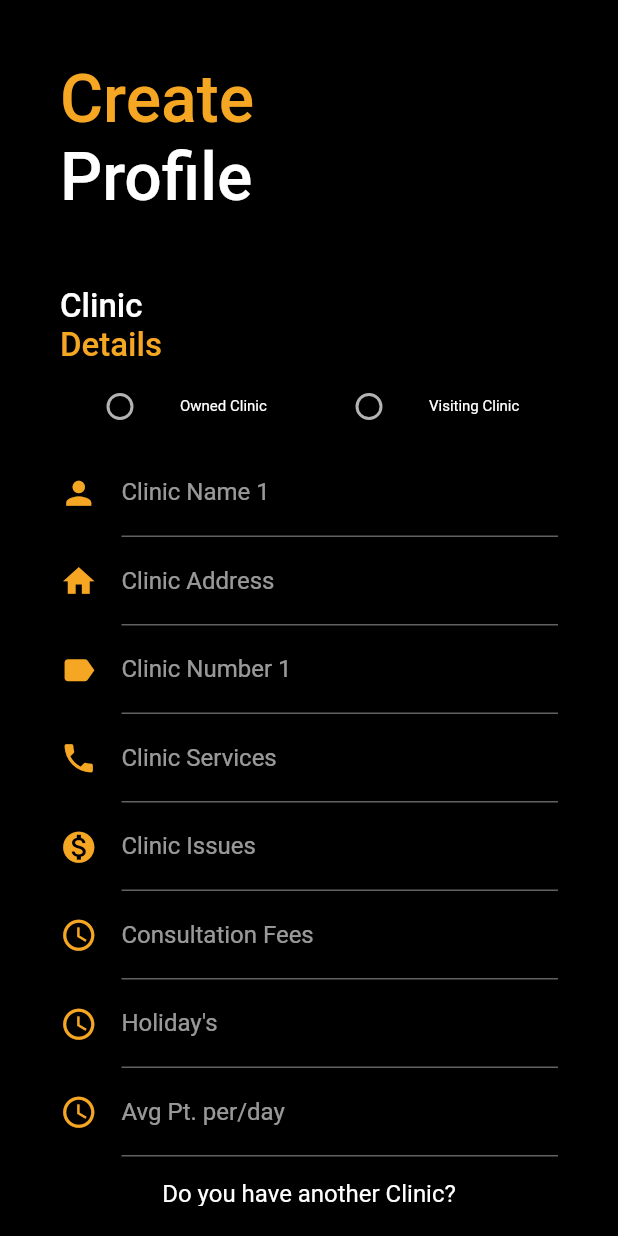
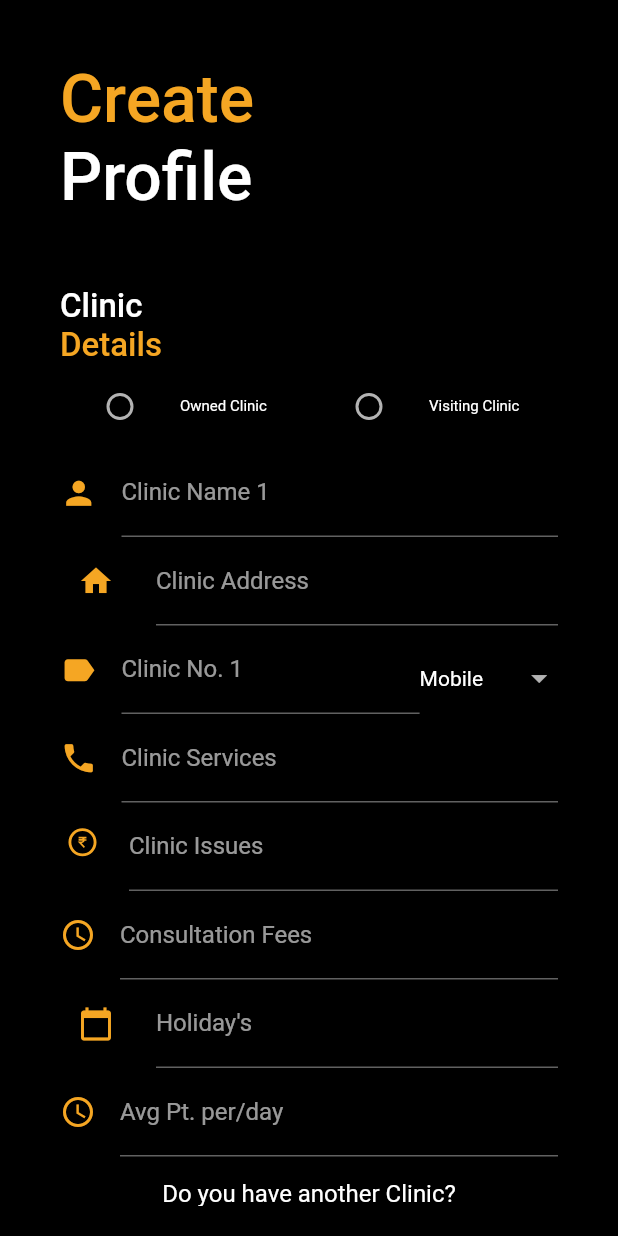
Before and after one commit to as959/Clinic, a Flutter app: the screen it shows after launch, on a phone screen of 412 x 824 dp. Run offline on Flutter 3.47's test engine with Material 2 defaults, Android fonts, the phone set to English and light mode, and no system bars; our stand-ins replace flutter_svg.

Commit message:
phone number field updated

```diff
--- a/lib/address.dart
+++ b/lib/address.dart
@@ -1,4 +1,5 @@
 import 'package:flutter/material.dart';
+import 'package:upcloud_clinic/holidays.dart';
 
 class ClinicAddress extends StatefulWidget {
   @override
@@ -111,11 +112,7 @@ class _ClinicAddressState extends State<ClinicAddress> {
                         borderRadius: BorderRadius.all(Radius.circular(10.0))),
                     alignment: Alignment.center,
                     child: FlatButton(
-                        onPressed: () => Navigator.push(
-                              context,
-                              MaterialPageRoute(
-                                  builder: (context) => ClinicAddress()),
-                            ),
+                        onPressed: null,
                         child: Text(
                           "Continue",
                           style: TextStyle(
--- a/lib/main.dart
+++ b/lib/main.dart
@@ -1,6 +1,7 @@
 import 'package:flutter/material.dart';
 import 'package:upcloud_clinic/address.dart';
 import 'package:upcloud_clinic/holidays.dart';
+import 'package:flutter_svg/flutter_svg.dart';
 
 void main() {
   runApp(MyApp());
@@ -30,6 +31,7 @@ class _ClinicFormState extends State<ClinicForm> {
   @override
   Widget build(BuildContext context) {
     return Scaffold(
+        backgroundColor: Colors.black,
         body: Container(
             color: Colors.black,
             padding: EdgeInsets.all(20),
@@ -69,7 +71,33 @@ class _ClinicFormState extends State<ClinicForm> {
                           fontSize: 22,
                           fontWeight: FontWeight.w500),
                     ),
+                    //////
+                    ///
+                    ///
+                    RadioAddClinic(),
                     MyForm(),
+                    // startForm == 1 ? MyForm() : Container(),
+                    // for (var item in numForms) item,
+
+                    ////
+                    ///
+                    ///
+                    Container(
+                      decoration: BoxDecoration(
+                          color: Color(0xffF5A623),
+                          borderRadius:
+                              BorderRadius.all(Radius.circular(10.0))),
+                      alignment: Alignment.center,
+                      child: FlatButton(
+                          onPressed: null,
+                          child: Text(
+                            "Continue",
+                            style: TextStyle(
+                                color: Colors.white,
+                                fontSize: 19.0,
+                                fontWeight: FontWeight.w500),
+                          )),
+                    )
                   ]),
             )));
   }
@@ -82,52 +110,30 @@ class MyForm extends StatefulWidget {
 
 enum ClinicType { owned, visiting, none }
 enum AddClinic { yes, no }
+int startForm = 0;
+List<Widget> numForms = new List();
 
 class _MyFormState extends State<MyForm> {
-  ClinicType _character = ClinicType.none;
+  TextEditingController name = TextEditingController();
+  TextEditingController number1 = TextEditingController();
+  TextEditingController number2 = TextEditingController();
+  var stateCode = {
+    'Mobile': '+91',
+    'Delhi': '011',
+    'Mumbai': '022',
+    'Chennai': '044',
+    'Hyderabad': '040'
+  };
   AddClinic _nclinic = AddClinic.no;
+  String dropdownstate = 'Mobile';
+  final _formKey = GlobalKey<FormState>();
   @override
   Widget build(BuildContext context) {
     return Form(
+        key: _formKey,
         child: Column(children: <Widget>[
-      Row(
-        crossAxisAlignment: CrossAxisAlignment.start,
-        children: <Widget>[
-          Expanded(
-            child: ListTile(
-              title:
-                  const Text('Owned Clinic', style: TextStyle(fontSize: 10.0)),
-              leading: Radio(
-                value: ClinicType.owned,
-                groupValue: _character,
-                activeColor: Color(0xffF5A623),
-                onChanged: (ClinicType value) {
-                  setState(() {
-                    _character = value;
-                  });
-                },
-              ),
-            ),
-          ),
-          Expanded(
-            child: ListTile(
-              title: const Text('Visiting Clinic',
-                  style: TextStyle(fontSize: 10.0)),
-              leading: Radio(
-                value: ClinicType.visiting,
-                groupValue: _character,
-                activeColor: Color(0xffF5A623),
-                onChanged: (ClinicType value) {
-                  setState(() {
-                    _character = value;
-                  });
-                },
-              ),
-            ),
-          ),
-        ],
-      ),
           TextFormField(
+            controller: name,
             decoration: const InputDecoration(
               labelText: 'Clinic Name 1',
               icon: Icon(
@@ -136,10 +142,8 @@ class _MyFormState extends State<MyForm> {
                 color: Color(0xffF5A623),
               ),
             ),
-
-        // The validator receives the text that the user has entered.
             validator: (value) {
-          if (!(value.length > 2)) {
+              if (value.length < 2) {
                 return 'Must contain more than 2 characters';
               } else if (value.contains("@")) {
                 return 'Do not use @ ';
@@ -149,27 +153,81 @@ class _MyFormState extends State<MyForm> {
             },
           ),
           TextFormField(
-        decoration: const InputDecoration(
+            decoration: InputDecoration(
                 labelText: 'Clinic Address ',
+                icon: IconButton(
                   icon: Icon(
                     Icons.home,
-            size: 25.0,
                     color: Color(0xffF5A623),
                   ),
+                  onPressed: () => Navigator.push(
+                    context,
+                    MaterialPageRoute(builder: (context) => ClinicAddress()),
                   ),
+                )),
           ),
-      TextFormField(
+          Row(
+            crossAxisAlignment: CrossAxisAlignment.end,
+            children: <Widget>[
+              Expanded(
+                child: TextFormField(
+                  controller: number1,
                   keyboardType: TextInputType.phone,
-        decoration: const InputDecoration(
-          labelText: 'Clinic Number 1 ',
+                  decoration: InputDecoration(
+                    prefix: Text(stateCode[dropdownstate]),
+                    labelText: 'Clinic No. 1 ',
                     icon: Icon(
                       Icons.label,
                       size: 25.0,
                       color: Color(0xffF5A623),
                     ),
                   ),
+                  validator: (value) {
+                    if (stateCode[dropdownstate] == "Mobile") {
+                      if (value.length != 10)
+                        return 'Please Enter 10 digit number';
+                      else
+                        return null;
+                    } else {
+                      if (value.length != 8)
+                        return 'Please enter 8 digit number';
+
+                      return null;
+                    }
+                  },
+                ),
+              ),
+              DropdownButton<String>(
+                value: dropdownstate,
+                icon: Icon(Icons.arrow_drop_down),
+                iconSize: 25.0,
+                style: TextStyle(color: Colors.white),
+                underline: Container(
+                  height: 0,
+                  color: Colors.grey[600],
+                ),
+                onChanged: (String newValue) {
+                  setState(() {
+                    dropdownstate = newValue;
+                  });
+                },
+                items: <String>[
+                  'Mobile',
+                  'Delhi',
+                  'Mumbai',
+                  'Chennai',
+                  'Hyderabad'
+                ].map<DropdownMenuItem<String>>((String value) {
+                  return DropdownMenuItem<String>(
+                    value: value,
+                    child: Text(value),
+                  );
+                }).toList(),
+              ),
+            ],
           ),
           TextFormField(
+            controller: number2,
             keyboardType: TextInputType.phone,
             decoration: const InputDecoration(
               labelText: 'Clinic Services ',
@@ -179,46 +237,53 @@ class _MyFormState extends State<MyForm> {
                 color: Color(0xffF5A623),
               ),
             ),
+            validator: (value) {
+              if (value.length != 10)
+                return 'Please Enter 10 digit number';
+              else
+                return null;
+            },
           ),
           TextFormField(
             keyboardType: TextInputType.number,
-        decoration: const InputDecoration(
+            decoration: InputDecoration(
                 labelText: 'Clinic Issues ',
+                icon: SvgPicture.asset(
+                  "assets/noun_Rupee_1060217.svg",
+                  height: 30.0,
+                  width: 30.0,
+                )),
+          ),
+          TextFormField(
+            keyboardType: TextInputType.number,
+            decoration: InputDecoration(
+              labelText: 'Consultation Fees ',
               icon: Icon(
-            Icons.monetization_on,
-            size: 25.0,
+                Icons.access_time,
                 color: Color(0xffF5A623),
               ),
             ),
           ),
           TextFormField(
-        keyboardType: TextInputType.number,
-        decoration: const InputDecoration(
-          labelText: 'Consultation Fees ',
+            decoration: InputDecoration(
+                labelText: "Holiday's",
+                icon: IconButton(
                   icon: Icon(
-            Icons.access_time,
-            size: 25.0,
+                    Icons.calendar_today,
                     color: Color(0xffF5A623),
                   ),
+                  onPressed: () => Navigator.push(
+                    context,
+                    MaterialPageRoute(builder: (context) => ClinicHolidays()),
                   ),
-      ),
-      TextFormField(
-        decoration: const InputDecoration(
-          labelText: "Holiday's",
-          icon: Icon(
-            Icons.access_time,
-            size: 25.0,
-            color: Color(0xffF5A623),
-          ),
-        ),
+                )),
           ),
           TextFormField(
             keyboardType: TextInputType.number,
-        decoration: const InputDecoration(
+            decoration: InputDecoration(
               labelText: "Avg Pt. per/day",
               icon: Icon(
                 Icons.access_time,
-            size: 25.0,
                 color: Color(0xffF5A623),
               ),
             ),
@@ -240,6 +305,7 @@ class _MyFormState extends State<MyForm> {
                   activeColor: Color(0xffF5A623),
                   onChanged: (AddClinic value) {
                     setState(() {
+                      numForms.add(MyForm());
                       _nclinic = value;
                     });
                   },
@@ -255,29 +321,63 @@ class _MyFormState extends State<MyForm> {
                     setState(() {
                       _nclinic = value;
                     });
+                    if (_formKey.currentState.validate()) {}
                   },
                 ),
               ),
-          Container(
-            decoration: BoxDecoration(
-                color: Color(0xffF5A623),
-                borderRadius: BorderRadius.all(Radius.circular(10.0))),
-            alignment: Alignment.center,
-            child: FlatButton(
-                onPressed: () => Navigator.push(
-                      context,
-                      MaterialPageRoute(builder: (context) => ClinicHolidays()),
-                    ),
-                child: Text(
-                  "Continue",
-                  style: TextStyle(
-                      color: Colors.white,
-                      fontSize: 19.0,
-                      fontWeight: FontWeight.w500),
-                )),
-          )
             ],
           ),
         ]));
   }
 }
+
+class RadioAddClinic extends StatefulWidget {
+  @override
+  _RadioAddClinicState createState() => _RadioAddClinicState();
+}
+
+class _RadioAddClinicState extends State<RadioAddClinic> {
+  ClinicType _character = ClinicType.none;
+
+  @override
+  Widget build(BuildContext context) {
+    return Row(
+      crossAxisAlignment: CrossAxisAlignment.start,
+      children: <Widget>[
+        Expanded(
+          child: ListTile(
+            title: const Text('Owned Clinic', style: TextStyle(fontSize: 10.0)),
+            leading: Radio(
+              value: ClinicType.owned,
+              groupValue: _character,
+              activeColor: Color(0xffF5A623),
+              onChanged: (ClinicType value) {
+                setState(() {
+                  _character = value;
+                  startForm = startForm + 1;
+                });
+              },
+            ),
+          ),
+        ),
+        Expanded(
+          child: ListTile(
+            title:
+                const Text('Visiting Clinic', style: TextStyle(fontSize: 10.0)),
+            leading: Radio(
+              value: ClinicType.visiting,
+              groupValue: _character,
+              activeColor: Color(0xffF5A623),
+              onChanged: (ClinicType value) {
+                setState(() {
+                  _character = value;
+                  startForm = startForm + 1;
+                });
+              },
+            ),
+          ),
+        ),
+      ],
+    );
+  }
+}
--- a/pubspec.yaml
+++ b/pubspec.yaml
@@ -47,8 +47,8 @@ flutter:
   uses-material-design: true
 
   # To add assets to your application, add an assets section, like this:
-  # assets:
-  #   - images/a_dot_burr.jpeg
+  assets:
+    - assets/
   #   - images/a_dot_ham.jpeg
 
   # An image asset can refer to one or more resolution-specific "variants", see
```
Also changed, not shown: assets/icons8-security_time.svg (deleted), assets/noun_Rupee_1060217.svg (added), assets/time.svg (added). Lines whose indentation alone changed are shown as unchanged.
